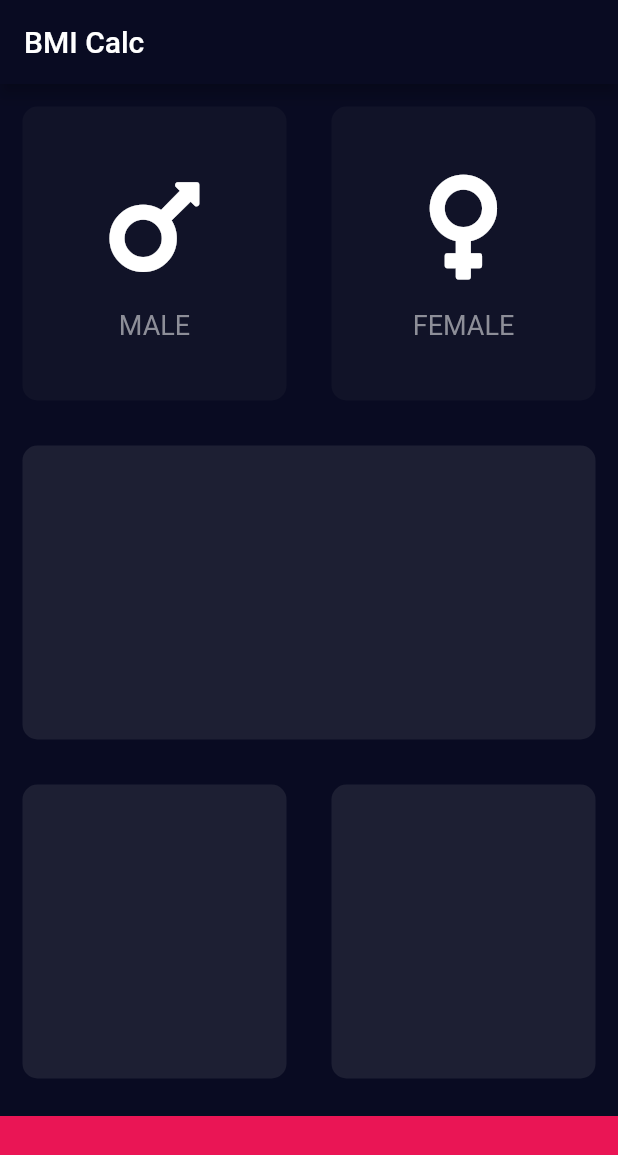
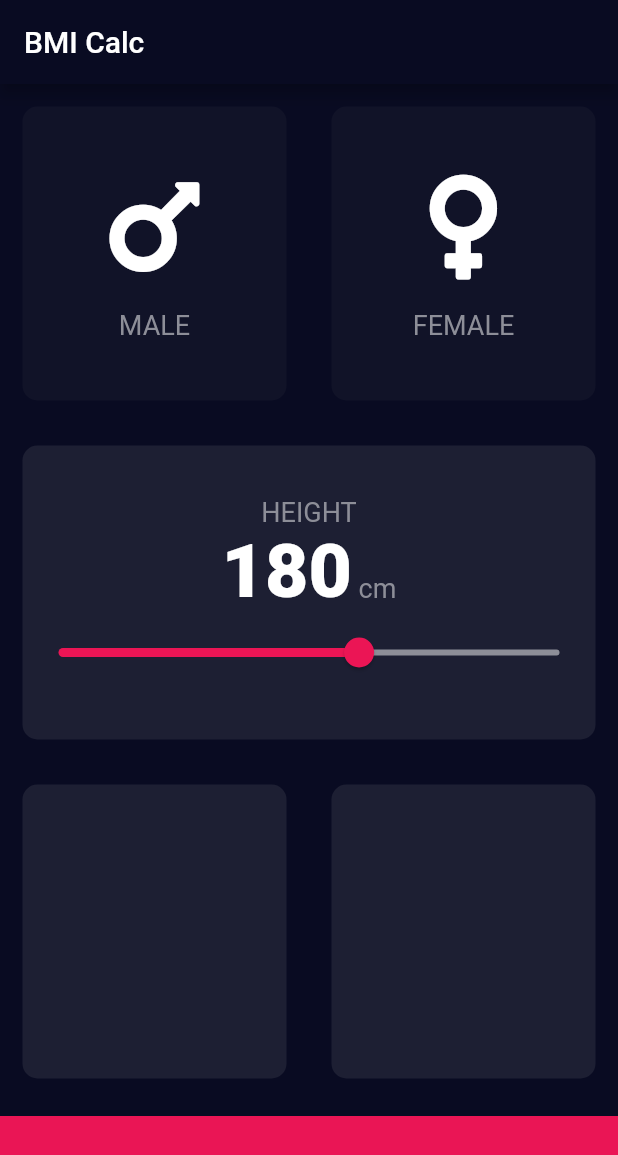
Before and after one commit to FrancaTM/bmi-calc, a Flutter app: the screen it shows after launch, on a phone screen of 412 x 824 dp. Shown: the top 1155 px of the screen. Run offline on Flutter 3.47's test engine with Material 2 defaults, Android fonts, the phone set to English and light mode, and no system bars; our stand-ins replace font_awesome_flutter.

Commit message:
refactor code and create constants add slider widget

```diff
--- a/lib/card_icon_content.dart
+++ b/lib/card_icon_content.dart
@@ -1,6 +1,6 @@
 import 'package:flutter/material.dart';
 
-const labelTextStyle = TextStyle(fontSize: 18.0, color: Color(0xFF8D8E98));
+import 'package:bmi_calc/constants.dart';
 
 class CardIconContent extends StatelessWidget {
   final IconData iconData;
@@ -20,7 +20,7 @@ class CardIconContent extends StatelessWidget {
         SizedBox(height: 15.0),
         Text(
           label,
-          style: labelTextStyle,
+          style: kLabelTextStyle,
         ),
       ],
     );
--- /dev/null
+++ b/lib/constants.dart
@@ -0,0 +1,16 @@
+import 'package:flutter/material.dart';
+
+const kBottomContainerHeight = 80.0;
+const kActiveCardColor = Color(0xFF1D1F33);
+const kInactiveCardColor = Color(0xFF111328);
+const kBottomContainerColor = Color(0xFFEA1555);
+
+const kLabelTextStyle = TextStyle(
+  fontSize: 18.0,
+  color: Color(0xFF8D8E98),
+);
+
+const kNumberTextStyle = TextStyle(
+  fontSize: 50.0,
+  fontWeight: FontWeight.w900,
+);
--- a/lib/input_page.dart
+++ b/lib/input_page.dart
@@ -1,12 +1,9 @@
 import 'package:flutter/material.dart';
 import 'package:font_awesome_flutter/font_awesome_flutter.dart';
+
 import 'package:bmi_calc/reusable_card.dart';
 import 'package:bmi_calc/card_icon_content.dart';
-
-const bottomContainerHeight = 80.0;
-const activeCardColor = Color(0xFF1D1F33);
-const inactiveCardColor = Color(0xFF111328);
-const bottomContainerColor = Color(0xFFEA1555);
+import 'package:bmi_calc/constants.dart';
 
 enum Gender { male, female }
 
@@ -17,6 +14,7 @@ class InputPage extends StatefulWidget {
 
 class _InputPageState extends State<InputPage> {
   Gender _selectedGender;
+  int height = 180;
 
   void _selectGender(Gender gender) {
     setState(() {
@@ -40,8 +38,8 @@ class _InputPageState extends State<InputPage> {
                 Expanded(
                   child: ReusableCard(
                     color: _selectedGender == Gender.male
-                        ? activeCardColor
-                        : inactiveCardColor,
+                        ? kActiveCardColor
+                        : kInactiveCardColor,
                     cardChild: CardIconContent(
                         iconData: FontAwesomeIcons.mars, label: 'MALE'),
                     onPress: () => _selectGender(Gender.male),
@@ -50,8 +48,8 @@ class _InputPageState extends State<InputPage> {
                 Expanded(
                   child: ReusableCard(
                     color: _selectedGender == Gender.female
-                        ? activeCardColor
-                        : inactiveCardColor,
+                        ? kActiveCardColor
+                        : kInactiveCardColor,
                     cardChild: CardIconContent(
                       iconData: FontAwesomeIcons.venus,
                       label: 'FEMALE',
@@ -63,24 +61,63 @@ class _InputPageState extends State<InputPage> {
             ),
           ),
           Expanded(
-            child: ReusableCard(color: activeCardColor),
+            child: ReusableCard(
+              color: kActiveCardColor,
+              cardChild: Column(
+                mainAxisAlignment: MainAxisAlignment.center,
+                children: <Widget>[
+                  Text(
+                    'HEIGHT',
+                    style: kLabelTextStyle,
+                  ),
+                  Row(
+                    textBaseline: TextBaseline.alphabetic,
+                    mainAxisAlignment: MainAxisAlignment.center,
+                    crossAxisAlignment: CrossAxisAlignment.baseline,
+                    children: <Widget>[
+                      Text(
+                        height.toString(),
+                        style: kNumberTextStyle,
+                      ),
+                      Text(
+                        ' cm',
+                        style: kLabelTextStyle,
+                      ),
+                    ],
+                  ),
+                  Slider(
+                    value: height.toDouble(),
+                    // TODO: refactor to constants
+                    min: 120.0,
+                    max: 220.0,
+                    activeColor: Color(0xFFEB1555),
+                    inactiveColor: Color(0xFF8D8E98),
+                    onChanged: (double newValue) {
+                      setState(() {
+                        height = newValue.round();
+                      });
+                    },
+                  ),
+                ],
+              ),
+            ),
           ),
           Expanded(
             child: Row(
               children: <Widget>[
                 Expanded(
-                  child: ReusableCard(color: activeCardColor),
+                  child: ReusableCard(color: kActiveCardColor),
                 ),
                 Expanded(
-                  child: ReusableCard(color: activeCardColor),
+                  child: ReusableCard(color: kActiveCardColor),
                 ),
               ],
             ),
           ),
           Container(
             margin: EdgeInsets.only(top: 10.0),
-            color: bottomContainerColor,
-            height: bottomContainerHeight,
+            color: kBottomContainerColor,
+            height: kBottomContainerHeight,
             width: double.infinity,
           ),
         ],
```
